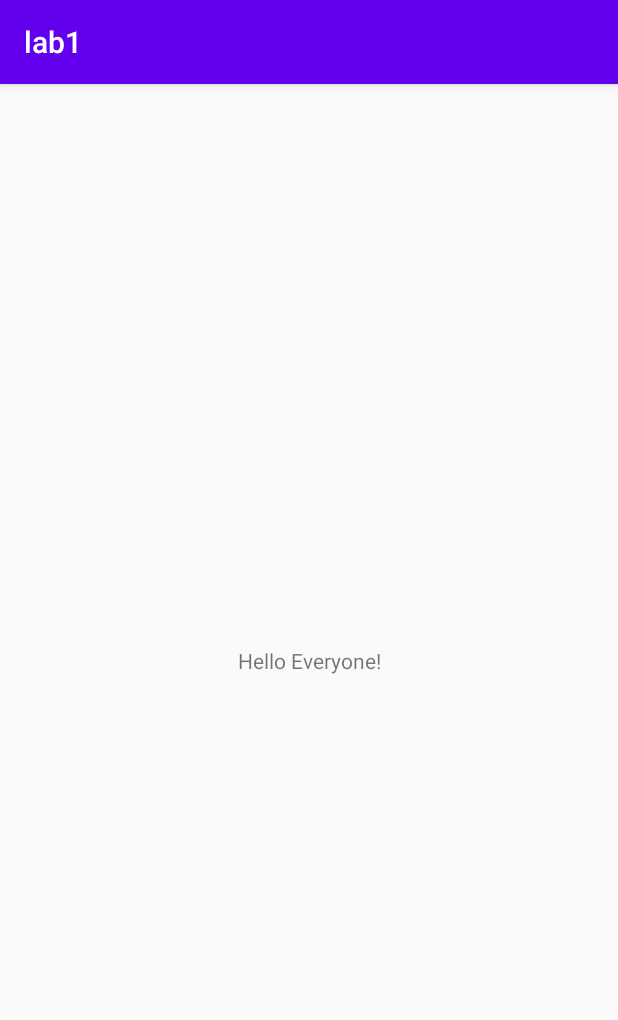
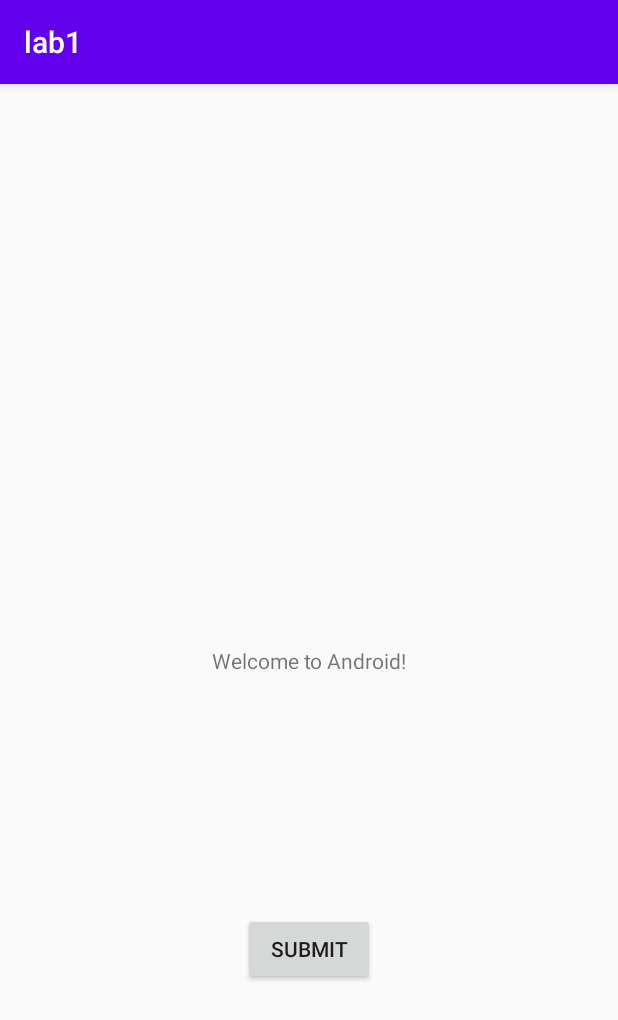
Before and after one commit to CS407-Fall-2021/lab1-EricaHayden8, an Android app: the screen it shows after launch (LabActivity), on a phone screen of 412 x 824 dp. Shown: the top 1020 px of the screen. Run offline under Robolectric (Android 15) with nearby library versions, the phone set to English and light mode, and no system bars.

Commit message:
Added button and changed welcome text.

```diff
--- a/app/src/main/res/layout/activity_main.xml
+++ b/app/src/main/res/layout/activity_main.xml
@@ -7,12 +7,23 @@
     tools:context=".LabActivity">
 
     <TextView
+        android:id="@+id/textView"
         android:layout_width="wrap_content"
         android:layout_height="wrap_content"
-        android:text="Hello Everyone!"
+        android:text="Welcome to Android!"
         app:layout_constraintBottom_toBottomOf="parent"
         app:layout_constraintLeft_toLeftOf="parent"
         app:layout_constraintRight_toRightOf="parent"
         app:layout_constraintTop_toTopOf="parent" />
 
+    <Button
+        android:id="@+id/button"
+        android:layout_width="wrap_content"
+        android:layout_height="wrap_content"
+        android:layout_marginBottom="167dp"
+        android:text="Submit"
+        app:layout_constraintBottom_toBottomOf="parent"
+        app:layout_constraintEnd_toEndOf="parent"
+        app:layout_constraintStart_toStartOf="parent" />
+
 </androidx.constraintlayout.widget.ConstraintLayout>
```
